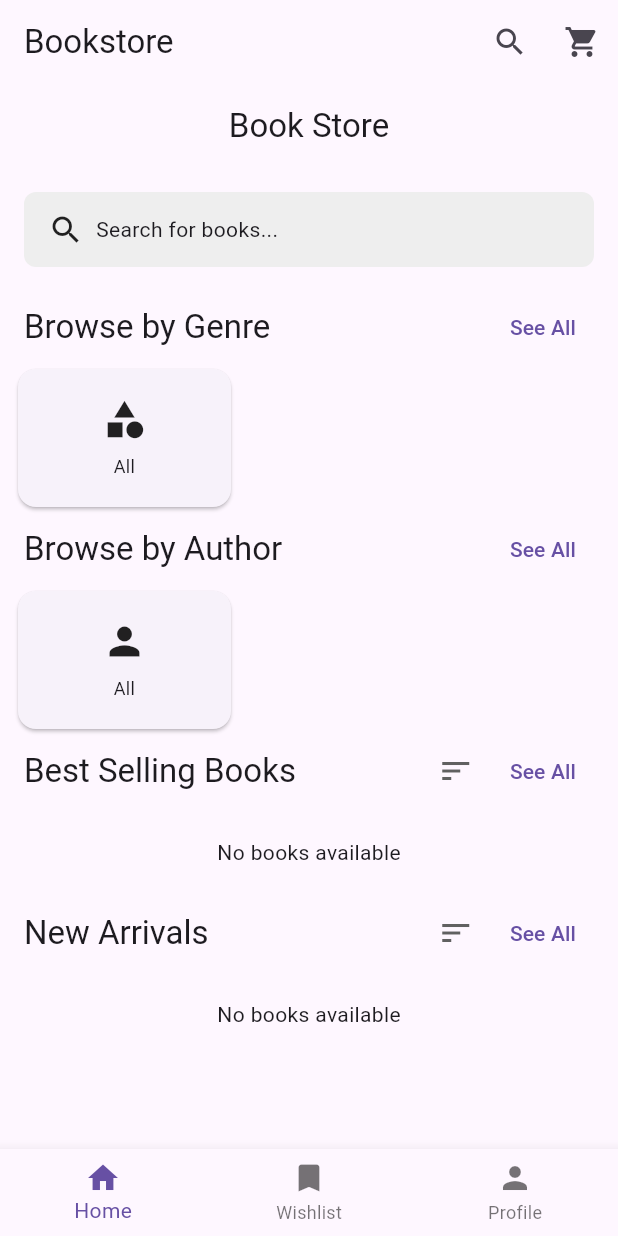
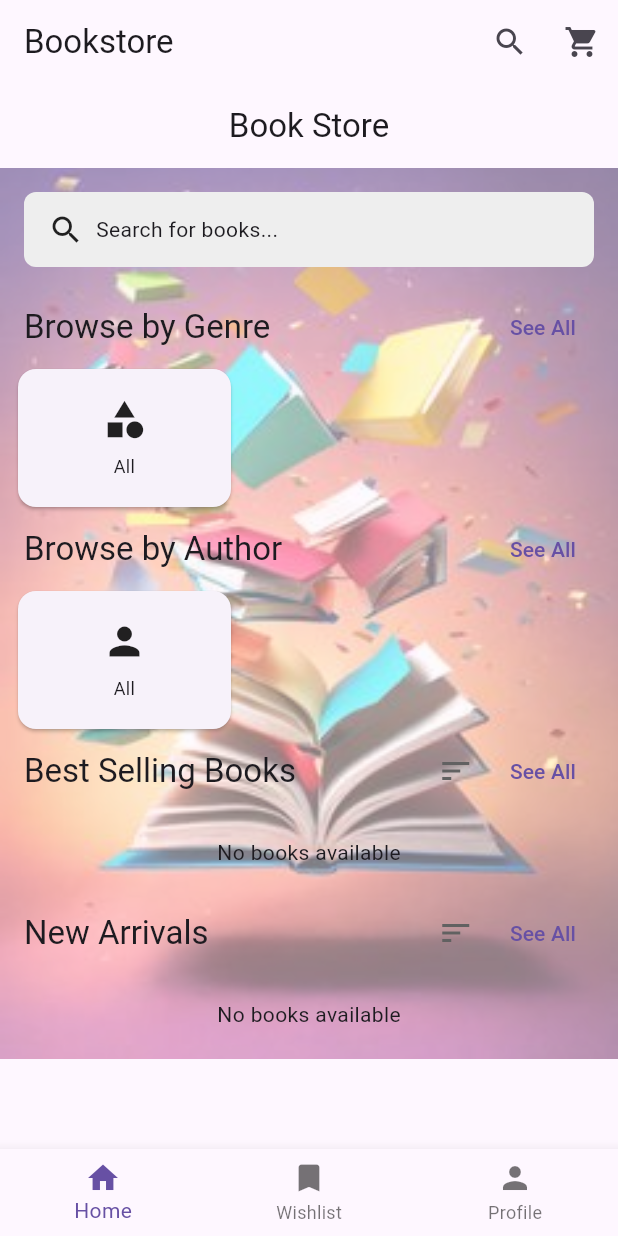
Before and after one commit to Fawas124/book_store2, a Flutter app: the screen it shows once a user with an empty profile is signed in, on a phone screen of 412 x 824 dp. Run offline on Flutter 3.47's test engine with Material 3 defaults, Android fonts, the phone set to English and light mode, and no system bars; our stand-ins replace cached_network_image, cloud_firestore, firebase_auth, firebase_core; accounts and stored records are empty; network calls fail.

Commit message:
third project

```diff
--- a/lib/screens/explore_screen.dart
+++ b/lib/screens/explore_screen.dart
@@ -68,7 +68,8 @@ class _ExploreScreenState extends State<ExploreScreen> {
         const PopupMenuItem(value: 'none', child: Text('Default Order')),
         const PopupMenuItem(value: 'price', child: Text('Sort by Price')),
         const PopupMenuItem(value: 'rating', child: Text('Sort by Rating')),
-        const PopupMenuItem(value: 'releaseDate', child: Text('Sort by Release Date')),
+        const PopupMenuItem(
+            value: 'releaseDate', child: Text('Sort by Release Date')),
       ],
       onSelected: (value) {
         if (value == currentSortBy) {
@@ -208,7 +209,18 @@ class _ExploreScreenState extends State<ExploreScreen> {
       ),
       body: bookService.isLoading
           ? const Center(child: CircularProgressIndicator())
-          : SingleChildScrollView(
+          : Container(
+              decoration: BoxDecoration(
+                image: DecorationImage(
+                  image: AssetImage('assets/images/bg.jpg'),
+                  fit: BoxFit.cover,
+                  colorFilter: ColorFilter.mode(
+                    Colors.black.withOpacity(0.5),
+                    BlendMode.dstATop,
+                  ),
+                ),
+              ),
+              child: SingleChildScrollView(
                 child: Column(
                   crossAxisAlignment: CrossAxisAlignment.start,
                   children: [
@@ -287,6 +299,7 @@ class _ExploreScreenState extends State<ExploreScreen> {
                   ],
                 ),
               ),
+            ),
     );
   }
 }
```
Also changed, not shown: assets/images/bg.jpg (added). Lines whose indentation alone changed are shown as unchanged.
